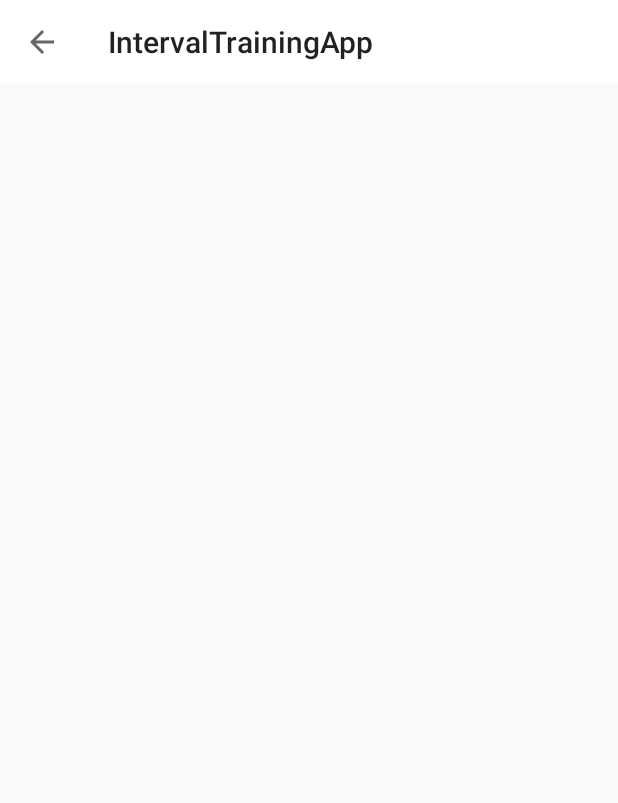
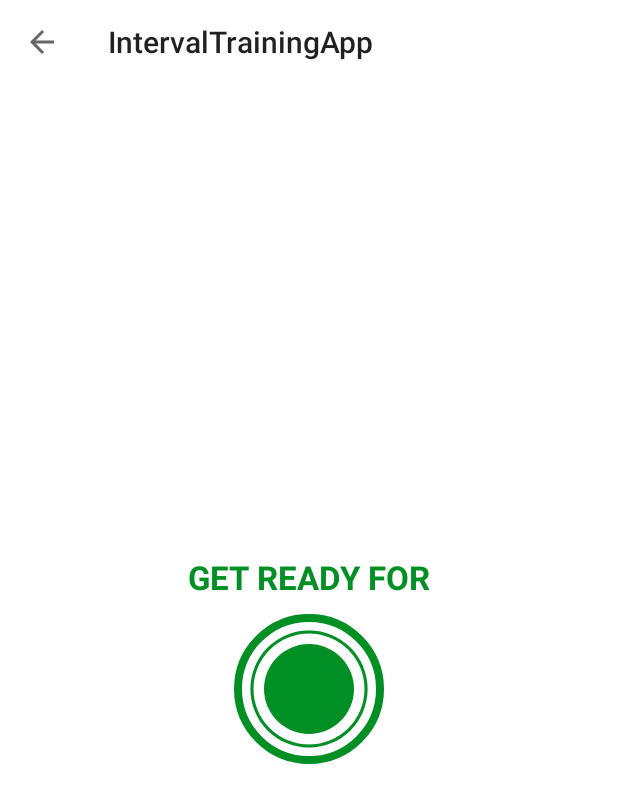
Before and after one commit to maximilian6547s/IntervalTrainingApp, an Android app: the ExerciseActivity screen opened directly, with no data from a screen before it, on a phone screen of 412 x 824 dp. Shown: the top 803 px of the screen. Run offline under Robolectric (Android 15) with nearby library versions, the phone set to English and light mode, and no system bars.

Commit message:
Adding The Exercise Screen - Intents And Customizing Our Toolbar

```diff
--- /dev/null
+++ b/app/src/main/res/drawable/circular_progress_bar.xml
@@ -0,0 +1,14 @@
+<?xml version="1.0" encoding="utf-8"?>
+<layer-list xmlns:android="http://schemas.android.com/apk/res/android">
+
+    <item>
+        <shape android:shape="ring"
+            android:innerRadiusRatio="2.7"
+            android:thicknessRatio="50"
+            android:useLevel="true">
+            <solid android:color="@color/colorAccent"/>
+        </shape>
+
+    </item>
+
+</layer-list>
--- /dev/null
+++ b/app/src/main/res/drawable/circular_progress_gray.xml
@@ -0,0 +1,12 @@
+<?xml version="1.0" encoding="utf-8"?>
+<layer-list xmlns:android="http://schemas.android.com/apk/res/android">
+    <item>
+        <shape android:shape="ring"
+            android:innerRadiusRatio="2.7"
+            android:thicknessRatio="50"
+            android:useLevel="false">
+            <solid android:color="@color/color_light_gray"/>
+        </shape>
+    </item>
+
+</layer-list>
--- /dev/null
+++ b/app/src/main/res/drawable/item_circular_color_accent_background.xml
@@ -0,0 +1,6 @@
+<?xml version="1.0" encoding="utf-8"?>
+<shape xmlns:android="http://schemas.android.com/apk/res/android"
+    android:shape="oval">
+    <solid android:color="@color/colorAccent"/>
+
+</shape>
--- a/app/src/main/res/layout/activity_exercise.xml
+++ b/app/src/main/res/layout/activity_exercise.xml
@@ -5,7 +5,8 @@
     android:layout_width="match_parent"
     android:layout_height="match_parent"
     tools:context=".ExerciseActivity"
-    android:orientation="vertical">
+    android:orientation="vertical"
+    android:background="@color/white">
 
     <androidx.appcompat.widget.Toolbar
         android:id="@+id/toolbarExerciseActivity"
@@ -13,4 +14,62 @@
         android:layout_height="?android:attr/actionBarSize"
         android:background="@color/white"/>
 
+    <LinearLayout
+        android:id="@+id/llRestView"
+        android:layout_width="match_parent"
+        android:layout_height="match_parent"
+        android:layout_below="@id/toolbarExerciseActivity"
+        android:gravity="center"
+        android:orientation="vertical"
+        android:visibility="visible">
+
+        <TextView
+            android:layout_width="wrap_content"
+            android:layout_height="wrap_content"
+            android:text="GET READY FOR"
+            android:textColor="@color/colorAccent"
+            android:textSize="22sp"
+            android:textStyle="bold" />
+
+        <FrameLayout
+            android:layout_width="100dp"
+            android:layout_height="100dp"
+            android:layout_marginTop="10dp"
+            android:background="@drawable/item_circular_color_accent_border">
+
+            <ProgressBar
+                android:id="@+id/progressBar"
+                style="?android:attr/progressBarStyleHorizontal"
+                android:layout_width="100dp"
+                android:layout_height="100dp"
+                android:layout_gravity="center"
+                android:background="@drawable/circular_progress_gray"
+                android:indeterminate="false"
+                android:max="10"
+                android:progress="100"
+                android:progressDrawable="@drawable/circular_progress_bar"
+                android:rotation="-90" />
+
+            <LinearLayout
+                android:layout_width="60dp"
+                android:layout_height="60dp"
+                android:layout_gravity="center"
+                android:background="@drawable/item_circular_color_accent_background"
+                android:gravity="center">
+
+                <TextView
+                    android:id="@+id/tvTimer"
+                    android:layout_width="wrap_content"
+                    android:layout_height="wrap_content"
+                    android:textColor="@color/white"
+                    android:textSize="25sp"
+                    android:textStyle="bold"
+                    tools:text="10" />
+            </LinearLayout>
+
+        </FrameLayout>
+
+
+    </LinearLayout>
+
 </RelativeLayout>
--- a/app/src/main/res/values/colors.xml
+++ b/app/src/main/res/values/colors.xml
@@ -13,5 +13,6 @@
     <color name="colorAccent">#008F24</color>
 
     <color name="colorHighLighted">#C4C4C4</color>
+    <color name="color_light_gray">#D5DEE7</color>
 
 </resources>
```
